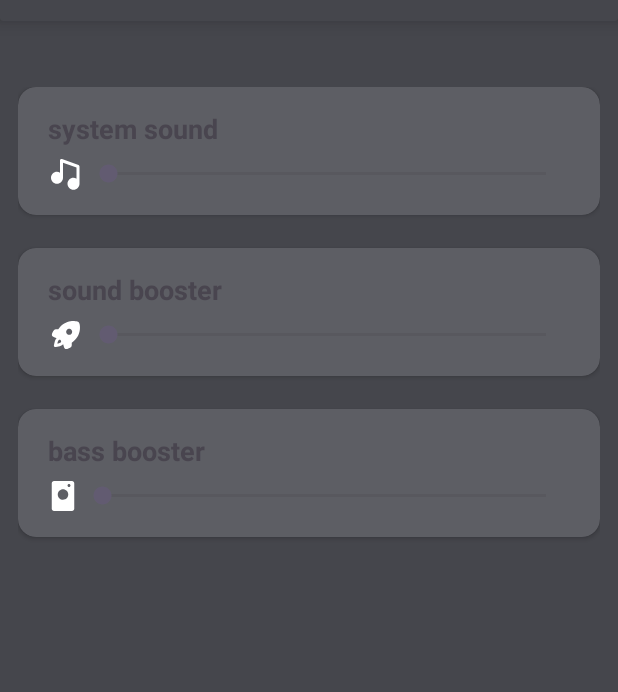
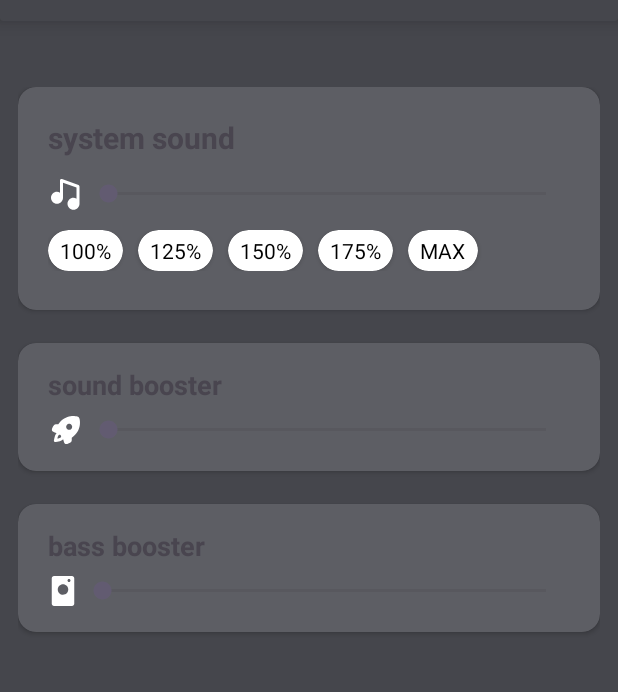
Before and after one commit to Rahul-bista/Volume-Plus, an Android app: the screen it shows after launch (MainActivity), on a phone screen of 412 x 824 dp, the part 71-763 px from its top. Run offline under Robolectric (Android 15) with nearby library versions, the phone set to English and light mode, and no system bars.

Commit message:
feat: ui changes

```diff
--- a/app/src/main/java/com/volumebooster/volumeplus/MainActivity.java
+++ b/app/src/main/java/com/volumebooster/volumeplus/MainActivity.java
@@ -38,7 +38,7 @@ public class MainActivity extends AppCompatActivity {
         int currVolume = audioManager.getStreamVolume(AudioManager.STREAM_MUSIC);
         systemSound.setProgress(currVolume);
 
-        // Add a SeekBar.OnSeekBarChangeListener to the SeekBar
+
         systemSound.setOnSeekBarChangeListener(new SeekBar.OnSeekBarChangeListener() {
             @Override
             public void onProgressChanged(SeekBar seekBar, int i, boolean b) {
--- a/app/src/main/res/layout/activity_main.xml
+++ b/app/src/main/res/layout/activity_main.xml
@@ -49,19 +49,20 @@
             <LinearLayout
                 android:layout_width="match_parent"
                 android:paddingHorizontal="20dp"
-                android:paddingVertical="15dp"
+                android:paddingVertical="20dp"
                 android:orientation="vertical"
                 android:layout_height="wrap_content">
                 <TextView
                     android:layout_width="wrap_content"
                     android:layout_height="wrap_content"
                     android:text="system sound "
-                    android:layout_marginBottom="6dp"
+                    android:layout_marginBottom="12dp"
                     android:textStyle="bold"
-                    android:textSize="18sp"/>
+                    android:textSize="20sp"/>
                 <LinearLayout
                     android:gravity="center"
                     android:layout_width="match_parent"
+                    android:layout_marginBottom="12dp"
                     android:layout_height="wrap_content">
                     <ImageView
                         android:layout_width="wrap_content"
@@ -71,6 +72,80 @@
                         android:id="@+id/system_sound"
                         android:layout_width="match_parent"
                         android:layout_height="wrap_content"/>
+                </LinearLayout>
+                <LinearLayout
+                    android:layout_marginBottom="6dp"
+                    android:layout_width="match_parent"
+                    android:layout_height="wrap_content">
+                    <androidx.cardview.widget.CardView
+                        android:layout_marginRight="10dp"
+                        android:layout_width="wrap_content"
+                        android:backgroundTint="@color/white"
+                        app:cardCornerRadius="20dp"
+                        android:layout_height="wrap_content">
+                        <TextView
+                            android:textColor="@color/black"
+                            android:paddingHorizontal="8dp"
+                            android:paddingVertical="4dp"
+                            android:layout_width="wrap_content"
+                            android:layout_height="wrap_content"
+                            android:text="100%"/>
+                    </androidx.cardview.widget.CardView>
+                    <androidx.cardview.widget.CardView
+                        android:layout_marginRight="10dp"
+                        android:layout_width="wrap_content"
+                        android:backgroundTint="@color/white"
+                        app:cardCornerRadius="20dp"
+                        android:layout_height="wrap_content">
+                        <TextView
+                            android:textColor="@color/black"
+                            android:paddingHorizontal="8dp"
+                            android:paddingVertical="4dp"
+                            android:layout_width="wrap_content"
+                            android:layout_height="wrap_content"
+                            android:text="125%"/>
+                    </androidx.cardview.widget.CardView>
+                    <androidx.cardview.widget.CardView
+                        android:layout_marginRight="10dp"
+                        android:layout_width="wrap_content"
+                        android:backgroundTint="@color/white"
+                        app:cardCornerRadius="20dp"
+                        android:layout_height="wrap_content">
+                        <TextView
+                            android:textColor="@color/black"
+                            android:paddingHorizontal="8dp"
+                            android:paddingVertical="4dp"
+                            android:layout_width="wrap_content"
+                            android:layout_height="wrap_content"
+                            android:text="150%"/>
+                    </androidx.cardview.widget.CardView>
+                    <androidx.cardview.widget.CardView
+                        android:layout_marginRight="10dp"
+                        android:layout_width="wrap_content"
+                        android:backgroundTint="@color/white"
+                        app:cardCornerRadius="20dp"
+                        android:layout_height="wrap_content">
+                        <TextView
+                            android:textColor="@color/black"
+                            android:paddingHorizontal="8dp"
+                            android:paddingVertical="4dp"
+                            android:layout_width="wrap_content"
+                            android:layout_height="wrap_content"
+                            android:text="175%"/>
+                    </androidx.cardview.widget.CardView>
+                    <androidx.cardview.widget.CardView
+                        android:layout_width="wrap_content"
+                        android:backgroundTint="@color/white"
+                        app:cardCornerRadius="20dp"
+                        android:layout_height="wrap_content">
+                        <TextView
+                            android:textColor="@color/black"
+                            android:paddingHorizontal="8dp"
+                            android:paddingVertical="4dp"
+                            android:layout_width="wrap_content"
+                            android:layout_height="wrap_content"
+                            android:text="MAX"/>
+                    </androidx.cardview.widget.CardView>
                 </LinearLayout>
             </LinearLayout>
         </androidx.cardview.widget.CardView>
```
